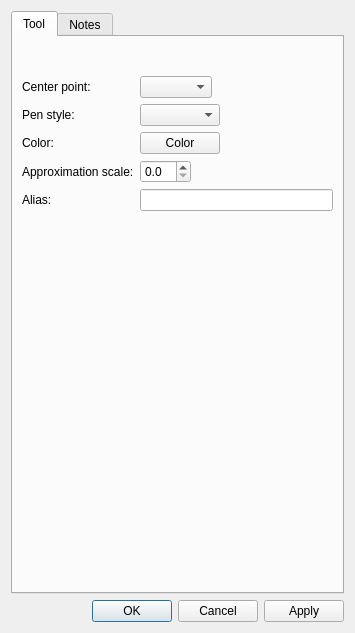
Old version of the form src/libs/vtools/dialogs/tools/dialogellipticalarcwithlength.ui in the repository equinox-patterns/Ostara.
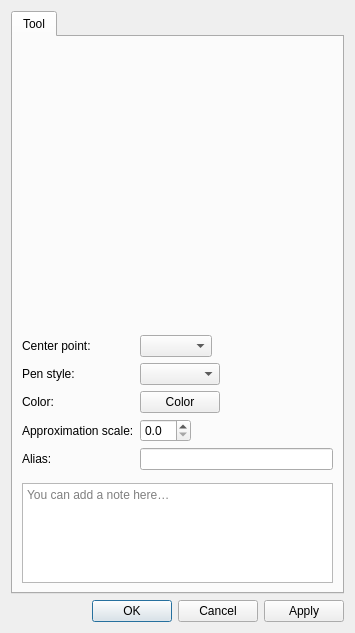
New version of the form. Icons and pictures are not drawn. Custom widgets are drawn as their Qt base class.

Commit message: Dialog tools : notes → Tool, onglet Point, base point retiré

The edit to the form file:
```diff
--- a/src/libs/vtools/dialogs/tools/dialogellipticalarcwithlength.ui
+++ b/src/libs/vtools/dialogs/tools/dialogellipticalarcwithlength.ui
@@ -147,27 +147,43 @@
         </layout>
        </item>
        <item>
-        <spacer name="verticalSpacer">
-         <property name="orientation">
-          <enum>Qt::Orientation::Vertical</enum>
+        <layout class="QHBoxLayout" name="notesSeparatorLayout">
+         <property name="leftMargin">
+          <number>33</number>
          </property>
-         <property name="sizeHint" stdset="0">
-          <size>
-           <width>20</width>
-           <height>40</height>
-          </size>
+         <property name="rightMargin">
+          <number>33</number>
          </property>
-        </spacer>
+         <item>
+          <widget class="QFrame" name="notesSeparator">
+           <property name="minimumSize">
+            <size>
+             <width>0</width>
+             <height>1</height>
+            </size>
+           </property>
+           <property name="maximumSize">
+            <size>
+             <width>16777215</width>
+             <height>1</height>
+            </size>
+           </property>
+          </widget>
+         </item>
+        </layout>
        </item>
-      </layout>
-     </widget>
-     <widget class="QWidget" name="tab_2">
-      <attribute name="title">
-       <string>Notes</string>
-      </attribute>
-      <layout class="QVBoxLayout" name="verticalLayout_3">
        <item>
-        <widget class="QPlainTextEdit" name="plainTextEditToolNotes"/>
+        <widget class="QPlainTextEdit" name="plainTextEditToolNotes">
+         <property name="placeholderText">
+          <string>You can add a note here…</string>
+         </property>
+         <property name="maximumSize">
+          <size>
+           <width>16777215</width>
+           <height>100</height>
+          </size>
+         </property>
+        </widget>
        </item>
       </layout>
      </widget>
```
The commit also changes 77 other files.
